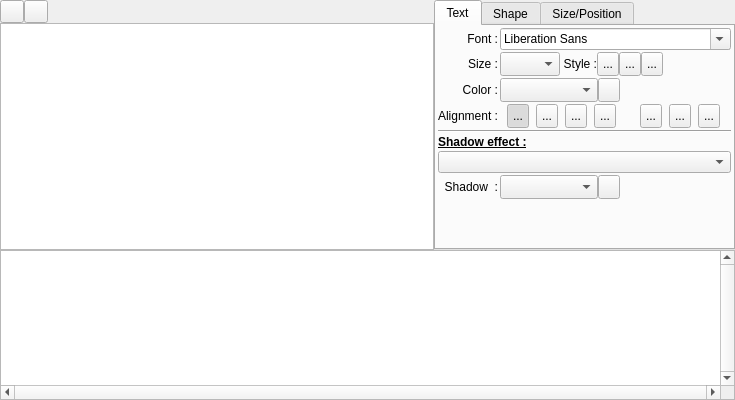
Qt form wgt_QCompositionWidget.ui (boenki/ffdiaporama) before a commit.
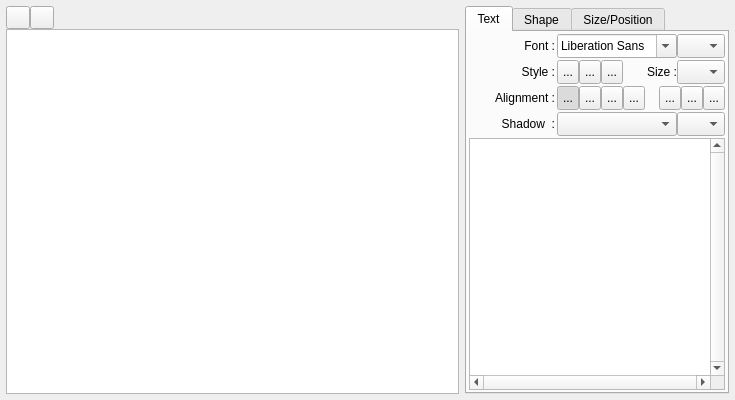
The same form after that commit. The open tabs and pages were chosen to show the change. Icons and pictures are not drawn. Custom widgets are drawn as their Qt base class.

Patch:
```diff
--- a/wgt_QCompositionWidget.ui
+++ b/wgt_QCompositionWidget.ui
@@ -18,28 +18,12 @@
   <property name="windowTitle">
    <string notr="true">Form</string>
   </property>
-  <layout class="QVBoxLayout" name="verticalLayout">
+  <layout class="QHBoxLayout" name="horizontalLayout_4">
    <property name="spacing">
-    <number>0</number>
+    <number>6</number>
    </property>
    <property name="margin">
-    <number>0</number>
-   </property>
-   <item>
-    <layout class="QVBoxLayout" name="verticalLayout_5">
-     <property name="spacing">
-      <number>0</number>
-     </property>
-     <property name="margin">
-      <number>0</number>
-     </property>
-     <item>
-      <layout class="QHBoxLayout" name="horizontalLayout_2">
-       <property name="spacing">
-        <number>0</number>
-       </property>
-       <property name="margin">
-        <number>0</number>
+    <number>6</number>
        </property>
        <item>
         <layout class="QVBoxLayout" name="verticalLayout_2">
@@ -101,7 +85,11 @@
           </layout>
          </item>
          <item>
-          <widget class="QGraphicsView" name="SceneBox"/>
+      <widget class="QGraphicsView" name="SceneBox">
+       <property name="renderHints">
+        <set>QPainter::SmoothPixmapTransform</set>
+       </property>
+      </widget>
          </item>
         </layout>
        </item>
@@ -120,7 +108,7 @@
           <enum>QTabWidget::Rounded</enum>
          </property>
          <property name="currentIndex">
-          <number>0</number>
+      <number>1</number>
          </property>
          <widget class="QWidget" name="TabText">
           <attribute name="title">
@@ -144,65 +132,6 @@
              <item row="1" column="0">
               <widget class="QLabel" name="label_9">
                <property name="text">
-                <string>Size :</string>
-               </property>
-               <property name="alignment">
-                <set>Qt::AlignRight|Qt::AlignTrailing|Qt::AlignVCenter</set>
-               </property>
-              </widget>
-             </item>
-             <item row="2" column="0">
-              <widget class="QLabel" name="label_3">
-               <property name="text">
-                <string>Color :</string>
-               </property>
-               <property name="alignment">
-                <set>Qt::AlignRight|Qt::AlignTrailing|Qt::AlignVCenter</set>
-               </property>
-              </widget>
-             </item>
-             <item row="1" column="1">
-              <layout class="QHBoxLayout" name="horizontalLayout_11">
-               <property name="spacing">
-                <number>0</number>
-               </property>
-               <property name="margin">
-                <number>0</number>
-               </property>
-               <item>
-                <widget class="QComboBox" name="fontSize">
-                 <property name="sizePolicy">
-                  <sizepolicy hsizetype="Fixed" vsizetype="Fixed">
-                   <horstretch>0</horstretch>
-                   <verstretch>0</verstretch>
-                  </sizepolicy>
-                 </property>
-                 <property name="minimumSize">
-                  <size>
-                   <width>60</width>
-                   <height>24</height>
-                  </size>
-                 </property>
-                 <property name="maximumSize">
-                  <size>
-                   <width>60</width>
-                   <height>24</height>
-                  </size>
-                 </property>
-                 <property name="toolTip">
-                  <string>Select font size</string>
-                 </property>
-                </widget>
-               </item>
-               <item>
-                <widget class="QLabel" name="label_5">
-                 <property name="sizePolicy">
-                  <sizepolicy hsizetype="Preferred" vsizetype="Preferred">
-                   <horstretch>0</horstretch>
-                   <verstretch>0</verstretch>
-                  </sizepolicy>
-                 </property>
-                 <property name="text">
                   <string> Style :</string>
                  </property>
                  <property name="alignment">
@@ -210,6 +139,14 @@
                  </property>
                 </widget>
                </item>
+         <item row="1" column="1">
+          <layout class="QHBoxLayout" name="horizontalLayout_11">
+           <property name="spacing">
+            <number>0</number>
+           </property>
+           <property name="margin">
+            <number>0</number>
+           </property>
                <item>
                 <widget class="QToolButton" name="bold">
                  <property name="minimumSize">
@@ -301,21 +238,123 @@
                 </widget>
                </item>
                <item>
-                <widget class="QLabel" name="spacer">
+            <widget class="QLabel" name="label_5">
                  <property name="sizePolicy">
-                  <sizepolicy hsizetype="Expanding" vsizetype="Preferred">
+              <sizepolicy hsizetype="Preferred" vsizetype="Preferred">
                    <horstretch>0</horstretch>
                    <verstretch>0</verstretch>
                   </sizepolicy>
                  </property>
                  <property name="text">
-                  <string notr="true"/>
-                 </property>
-                </widget>
-               </item>
-              </layout>
-             </item>
-             <item row="2" column="1">
+              <string>Size :</string>
+             </property>
+             <property name="alignment">
+              <set>Qt::AlignRight|Qt::AlignTrailing|Qt::AlignVCenter</set>
+             </property>
+            </widget>
+           </item>
+           <item>
+            <widget class="QComboBox" name="fontSize">
+             <property name="sizePolicy">
+              <sizepolicy hsizetype="Fixed" vsizetype="Fixed">
+               <horstretch>0</horstretch>
+               <verstretch>0</verstretch>
+              </sizepolicy>
+             </property>
+             <property name="minimumSize">
+              <size>
+               <width>48</width>
+               <height>24</height>
+              </size>
+             </property>
+             <property name="maximumSize">
+              <size>
+               <width>48</width>
+               <height>24</height>
+              </size>
+             </property>
+             <property name="toolTip">
+              <string>Select font size</string>
+             </property>
+            </widget>
+           </item>
+          </layout>
+         </item>
+         <item row="0" column="0">
+          <widget class="QLabel" name="label_32">
+           <property name="text">
+            <string>Font :</string>
+           </property>
+           <property name="alignment">
+            <set>Qt::AlignRight|Qt::AlignTrailing|Qt::AlignVCenter</set>
+           </property>
+          </widget>
+         </item>
+         <item row="3" column="0">
+          <widget class="QLabel" name="label_2">
+           <property name="text">
+            <string>Shadow  :</string>
+           </property>
+           <property name="alignment">
+            <set>Qt::AlignRight|Qt::AlignTrailing|Qt::AlignVCenter</set>
+           </property>
+          </widget>
+         </item>
+         <item row="3" column="1">
+          <layout class="QHBoxLayout" name="horizontalLayout_9">
+           <property name="spacing">
+            <number>0</number>
+           </property>
+           <item>
+            <widget class="QComboBox" name="fontEffectCB">
+             <property name="sizePolicy">
+              <sizepolicy hsizetype="Preferred" vsizetype="Preferred">
+               <horstretch>0</horstretch>
+               <verstretch>0</verstretch>
+              </sizepolicy>
+             </property>
+             <property name="maximumSize">
+              <size>
+               <width>120</width>
+               <height>16777215</height>
+              </size>
+             </property>
+             <property name="toolTip">
+              <string>Select font effect (outerline, shadow)</string>
+             </property>
+            </widget>
+           </item>
+           <item>
+            <widget class="cCustomColorComboBox" name="StyleShadowColorCombo">
+             <property name="sizePolicy">
+              <sizepolicy hsizetype="Fixed" vsizetype="Fixed">
+               <horstretch>0</horstretch>
+               <verstretch>0</verstretch>
+              </sizepolicy>
+             </property>
+             <property name="minimumSize">
+              <size>
+               <width>48</width>
+               <height>24</height>
+              </size>
+             </property>
+             <property name="maximumSize">
+              <size>
+               <width>48</width>
+               <height>24</height>
+              </size>
+             </property>
+             <property name="iconSize">
+              <size>
+               <width>64</width>
+               <height>16</height>
+              </size>
+             </property>
+            </widget>
+           </item>
+          </layout>
+         </item>
+         <item row="0" column="1">
               <layout class="QHBoxLayout" name="horizontalLayout">
                <property name="spacing">
                 <number>0</number>
@@ -323,6 +362,25 @@
                <property name="topMargin">
                 <number>0</number>
                </property>
+           <item>
+            <widget class="QFontComboBox" name="fontStyleCB">
+             <property name="sizePolicy">
+              <sizepolicy hsizetype="Fixed" vsizetype="Preferred">
+               <horstretch>0</horstretch>
+               <verstretch>0</verstretch>
+              </sizepolicy>
+             </property>
+             <property name="maximumSize">
+              <size>
+               <width>120</width>
+               <height>16777215</height>
+              </size>
+             </property>
+             <property name="toolTip">
+              <string>Select font family</string>
+             </property>
+            </widget>
+           </item>
                <item>
                 <widget class="cCustomColorComboBox" name="FontColorCombo">
                  <property name="sizePolicy">
@@ -333,13 +391,13 @@
                  </property>
                  <property name="minimumSize">
                   <size>
-                   <width>98</width>
+               <width>48</width>
                    <height>24</height>
                   </size>
                  </property>
                  <property name="maximumSize">
                   <size>
-                   <width>98</width>
+               <width>48</width>
                    <height>24</height>
                   </size>
                  </property>
@@ -354,53 +412,20 @@
                  </property>
                 </widget>
                </item>
-               <item>
-                <widget class="QToolButton" name="fontColorB">
-                 <property name="sizePolicy">
-                  <sizepolicy hsizetype="Preferred" vsizetype="Preferred">
-                   <horstretch>0</horstretch>
-                   <verstretch>0</verstretch>
-                  </sizepolicy>
-                 </property>
-                 <property name="minimumSize">
-                  <size>
-                   <width>22</width>
-                   <height>24</height>
-                  </size>
-                 </property>
-                 <property name="maximumSize">
-                  <size>
-                   <width>22</width>
-                   <height>24</height>
-                  </size>
-                 </property>
-                 <property name="toolTip">
-                  <string>Select font color</string>
-                 </property>
-                 <property name="text">
-                  <string notr="true"/>
-                 </property>
-                 <property name="icon">
-                  <iconset>
-                   <normaloff>icons/colorize.png</normaloff>icons/colorize.png</iconset>
-                 </property>
-                </widget>
-               </item>
-               <item>
-                <widget class="QLabel" name="Spacer_2">
-                 <property name="text">
-                  <string notr="true"/>
-                 </property>
-                </widget>
-               </item>
-              </layout>
-             </item>
-             <item row="3" column="1">
-              <widget class="QWidget" name="Horizontalalignment" native="true">
-               <property name="enabled">
-                <bool>true</bool>
-               </property>
-               <layout class="QHBoxLayout" name="horizontalLayout_4">
+          </layout>
+         </item>
+         <item row="2" column="0">
+          <widget class="QLabel" name="label_7">
+           <property name="text">
+            <string>Alignment :</string>
+           </property>
+           <property name="alignment">
+            <set>Qt::AlignRight|Qt::AlignTrailing|Qt::AlignVCenter</set>
+           </property>
+          </widget>
+         </item>
+         <item row="2" column="1">
+          <layout class="QHBoxLayout" name="horizontalLayout_3">
                 <property name="spacing">
                  <number>0</number>
                 </property>
@@ -541,7 +566,7 @@
                 <item>
                  <widget class="QLabel" name="label">
                   <property name="sizePolicy">
-                   <sizepolicy hsizetype="Fixed" vsizetype="Preferred">
+              <sizepolicy hsizetype="Preferred" vsizetype="Preferred">
                     <horstretch>0</horstretch>
                     <verstretch>0</verstretch>
                    </sizepolicy>
@@ -657,182 +682,30 @@
                  </widget>
                 </item>
                </layout>
-              </widget>
-             </item>
-             <item row="0" column="0">
-              <widget class="QLabel" name="label_32">
-               <property name="text">
-                <string>Font :</string>
-               </property>
-               <property name="alignment">
-                <set>Qt::AlignRight|Qt::AlignTrailing|Qt::AlignVCenter</set>
-               </property>
-              </widget>
-             </item>
-             <item row="0" column="1">
-              <widget class="QFontComboBox" name="fontStyleCB">
-               <property name="sizePolicy">
-                <sizepolicy hsizetype="Fixed" vsizetype="Preferred">
-                 <horstretch>0</horstretch>
-                 <verstretch>0</verstretch>
-                </sizepolicy>
-               </property>
-               <property name="toolTip">
-                <string>Select font family</string>
-               </property>
-              </widget>
-             </item>
-             <item row="6" column="0" colspan="2">
-              <widget class="QComboBox" name="fontEffectCB">
-               <property name="sizePolicy">
-                <sizepolicy hsizetype="Preferred" vsizetype="Preferred">
-                 <horstretch>0</horstretch>
-                 <verstretch>0</verstretch>
-                </sizepolicy>
-               </property>
-               <property name="toolTip">
-                <string>Select font effect (outerline, shadow)</string>
-               </property>
-              </widget>
-             </item>
-             <item row="5" column="0" colspan="2">
-              <widget class="QLabel" name="label_6">
-               <property name="sizePolicy">
-                <sizepolicy hsizetype="Preferred" vsizetype="Preferred">
-                 <horstretch>0</horstretch>
-                 <verstretch>0</verstretch>
-                </sizepolicy>
-               </property>
-               <property name="font">
-                <font>
-                 <weight>75</weight>
-                 <bold>true</bold>
-                 <underline>true</underline>
-                </font>
-               </property>
-               <property name="text">
-                <string>Shadow effect :</string>
-               </property>
-               <property name="alignment">
-                <set>Qt::AlignLeading|Qt::AlignLeft|Qt::AlignVCenter</set>
-               </property>
-              </widget>
-             </item>
-             <item row="7" column="0">
-              <widget class="QLabel" name="label_2">
-               <property name="text">
-                <string>Shadow  :</string>
-               </property>
-               <property name="alignment">
-                <set>Qt::AlignRight|Qt::AlignTrailing|Qt::AlignVCenter</set>
-               </property>
-              </widget>
-             </item>
-             <item row="7" column="1">
-              <layout class="QHBoxLayout" name="horizontalLayout_9">
-               <property name="spacing">
-                <number>0</number>
-               </property>
-               <item>
-                <widget class="cCustomColorComboBox" name="StyleShadowColorCombo">
-                 <property name="sizePolicy">
-                  <sizepolicy hsizetype="Fixed" vsizetype="Fixed">
-                   <horstretch>0</horstretch>
-                   <verstretch>0</verstretch>
-                  </sizepolicy>
-                 </property>
-                 <property name="minimumSize">
-                  <size>
-                   <width>98</width>
-                   <height>24</height>
-                  </size>
-                 </property>
-                 <property name="maximumSize">
-                  <size>
-                   <width>98</width>
-                   <height>24</height>
-                  </size>
-                 </property>
-                 <property name="iconSize">
-                  <size>
-                   <width>64</width>
-                   <height>16</height>
-                  </size>
-                 </property>
-                </widget>
-               </item>
-               <item>
-                <widget class="QToolButton" name="StyleShadowColorBt">
-                 <property name="minimumSize">
-                  <size>
-                   <width>22</width>
-                   <height>24</height>
-                  </size>
-                 </property>
-                 <property name="maximumSize">
-                  <size>
-                   <width>22</width>
-                   <height>24</height>
-                  </size>
-                 </property>
-                 <property name="toolTip">
-                  <string>Select outerline or shadow color</string>
-                 </property>
-                 <property name="text">
-                  <string notr="true"/>
-                 </property>
-                 <property name="icon">
-                  <iconset>
-                   <normaloff>icons/colorize.png</normaloff>icons/colorize.png</iconset>
-                 </property>
-                </widget>
-               </item>
-               <item>
-                <widget class="QLabel" name="label_25">
-                 <property name="sizePolicy">
-                  <sizepolicy hsizetype="Expanding" vsizetype="Preferred">
-                   <horstretch>0</horstretch>
-                   <verstretch>0</verstretch>
-                  </sizepolicy>
-                 </property>
-                 <property name="text">
-                  <string notr="true"/>
-                 </property>
-                </widget>
-               </item>
-              </layout>
-             </item>
-             <item row="4" column="0" colspan="2">
-              <widget class="Line" name="line">
-               <property name="orientation">
-                <enum>Qt::Horizontal</enum>
-               </property>
-              </widget>
-             </item>
-             <item row="3" column="0">
-              <widget class="QLabel" name="label_7">
-               <property name="text">
-                <string>Alignment :</string>
-               </property>
-               <property name="alignment">
-                <set>Qt::AlignRight|Qt::AlignTrailing|Qt::AlignVCenter</set>
-               </property>
-              </widget>
              </item>
             </layout>
            </item>
            <item row="13" column="0">
-            <spacer name="verticalSpacer_2">
-             <property name="orientation">
-              <enum>Qt::Vertical</enum>
-             </property>
-             <property name="sizeHint" stdset="0">
-              <size>
-               <width>20</width>
-               <height>40</height>
-              </size>
-             </property>
-            </spacer>
+        <widget class="QPlainTextEdit" name="plainTextEdit">
+         <property name="sizePolicy">
+          <sizepolicy hsizetype="Expanding" vsizetype="Expanding">
+           <horstretch>0</horstretch>
+           <verstretch>0</verstretch>
+          </sizepolicy>
+         </property>
+         <property name="verticalScrollBarPolicy">
+          <enum>Qt::ScrollBarAlwaysOn</enum>
+         </property>
+         <property name="horizontalScrollBarPolicy">
+          <enum>Qt::ScrollBarAlwaysOn</enum>
+         </property>
+         <property name="documentTitle">
+          <string notr="true"/>
+         </property>
+         <property name="plainText">
+          <string notr="true"/>
+         </property>
+        </widget>
            </item>
           </layout>
          </widget>
@@ -960,54 +833,10 @@
                </property>
               </widget>
              </item>
-             <item row="3" column="0">
-              <widget class="QLabel" name="label_4">
-               <property name="sizePolicy">
-                <sizepolicy hsizetype="Preferred" vsizetype="Preferred">
-                 <horstretch>0</horstretch>
-                 <verstretch>0</verstretch>
-                </sizepolicy>
-               </property>
-               <property name="frameShape">
-                <enum>QFrame::NoFrame</enum>
-               </property>
-               <property name="frameShadow">
-                <enum>QFrame::Raised</enum>
-               </property>
-               <property name="text">
-                <string>Border size :</string>
-               </property>
-               <property name="alignment">
-                <set>Qt::AlignRight|Qt::AlignTrailing|Qt::AlignVCenter</set>
-               </property>
-              </widget>
-             </item>
-             <item row="3" column="1">
-              <widget class="QSpinBox" name="PenSizeEd">
-               <property name="minimumSize">
-                <size>
-                 <width>60</width>
-                 <height>24</height>
-                </size>
-               </property>
-               <property name="maximumSize">
-                <size>
-                 <width>60</width>
-                 <height>24</height>
-                </size>
-               </property>
-               <property name="toolTip">
-                <string>Define pen size for shape of selected text</string>
-               </property>
-               <property name="buttonSymbols">
-                <enum>QAbstractSpinBox::PlusMinus</enum>
-               </property>
-              </widget>
-             </item>
              <item row="4" column="0">
               <widget class="QLabel" name="label_15">
                <property name="text">
-                <string>Border color :</string>
+            <string>Internal :</string>
                </property>
                <property name="alignment">
                 <set>Qt::AlignRight|Qt::AlignTrailing|Qt::AlignVCenter</set>
@@ -1015,13 +844,36 @@
               </widget>
              </item>
              <item row="2" column="0" colspan="2">
-              <widget class="Line" name="line1">
-               <property name="orientation">
-                <enum>Qt::Horizontal</enum>
-               </property>
-              </widget>
-             </item>
-             <item row="4" column="1">
+          <widget class="QLabel" name="label_3">
+           <property name="minimumSize">
+            <size>
+             <width>0</width>
+             <height>30</height>
+            </size>
+           </property>
+           <property name="font">
+            <font>
+             <weight>75</weight>
+             <bold>true</bold>
+             <underline>true</underline>
+            </font>
+           </property>
+           <property name="text">
+            <string>Border</string>
+           </property>
+           <property name="alignment">
+            <set>Qt::AlignBottom|Qt::AlignLeading|Qt::AlignLeft</set>
+           </property>
+          </widget>
+         </item>
+         <item row="3" column="0">
+          <widget class="QLabel" name="label_4">
+           <property name="text">
+            <string>External :</string>
+           </property>
+          </widget>
+         </item>
+         <item row="3" column="1">
               <layout class="QHBoxLayout" name="horizontalLayout_8">
                <property name="spacing">
                 <number>0</number>
@@ -1030,7 +882,29 @@
                 <number>0</number>
                </property>
                <item>
-                <widget class="cCustomColorComboBox" name="PenColorCombo">
+            <widget class="QSpinBox" name="PenSizeEd">
+             <property name="minimumSize">
+              <size>
+               <width>60</width>
+               <height>24</height>
+              </size>
+             </property>
+             <property name="maximumSize">
+              <size>
+               <width>60</width>
+               <height>24</height>
+              </size>
+             </property>
+             <property name="toolTip">
+              <string>Define pen size for shape of selected text</string>
+             </property>
+             <property name="buttonSymbols">
+              <enum>QAbstractSpinBox::PlusMinus</enum>
+             </property>
+            </widget>
+           </item>
+           <item>
+            <widget class="cCustomColorComboBox" name="PenColorCB">
                  <property name="sizePolicy">
                   <sizepolicy hsizetype="Fixed" vsizetype="Fixed">
                    <horstretch>0</horstretch>
@@ -1039,13 +913,13 @@
                  </property>
                  <property name="minimumSize">
                   <size>
-                   <width>98</width>
+               <width>48</width>
                    <height>24</height>
                   </size>
                  </property>
                  <property name="maximumSize">
                   <size>
-                   <width>98</width>
+               <width>48</width>
                    <height>24</height>
                   </size>
                  </property>
@@ -1057,32 +931,6 @@
                  </property>
                 </widget>
                </item>
-               <item>
-                <widget class="QToolButton" name="PenColorBt">
-                 <property name="minimumSize">
-                  <size>
-                   <width>22</width>
-                   <height>24</height>
-                  </size>
-                 </property>
-                 <property name="maximumSize">
-                  <size>
-                   <width>22</width>
-                   <height>24</height>
-                  </size>
-                 </property>
-                 <property name="toolTip">
-                  <string>Define pen color for shape of current text objet</string>
-                 </property>
-                 <property name="text">
-                  <string notr="true"/>
-                 </property>
-                 <property name="icon">
-                  <iconset>
-                   <normaloff>icons/colorize.png</normaloff>icons/colorize.png</iconset>
-                 </property>
-                </widget>
-               </item>
                <item>
                 <widget class="QLabel" name="spacer_2">
                  <property name="sizePolicy">
@@ -1098,9 +946,101 @@
                </item>
               </layout>
              </item>
-            </layout>
-           </item>
-           <item row="6" column="0">
+         <item row="4" column="1">
+          <layout class="QHBoxLayout" name="horizontalLayout_2">
+           <property name="spacing">
+            <number>0</number>
+           </property>
+           <property name="margin">
+            <number>0</number>
+           </property>
+           <item>
+            <widget class="QSpinBox" name="InternalSizeEd">
+             <property name="minimumSize">
+              <size>
+               <width>60</width>
+               <height>24</height>
+              </size>
+             </property>
+             <property name="maximumSize">
+              <size>
+               <width>60</width>
+               <height>24</height>
+              </size>
+             </property>
+             <property name="buttonSymbols">
+              <enum>QAbstractSpinBox::PlusMinus</enum>
+             </property>
+            </widget>
+           </item>
+           <item>
+            <widget class="cCustomColorComboBox" name="InternalColor1CB">
+             <property name="sizePolicy">
+              <sizepolicy hsizetype="Fixed" vsizetype="Fixed">
+               <horstretch>0</horstretch>
+               <verstretch>0</verstretch>
+              </sizepolicy>
+             </property>
+             <property name="minimumSize">
+              <size>
+               <width>48</width>
+               <height>24</height>
+              </size>
+             </property>
+             <property name="maximumSize">
+              <size>
+               <width>48</width>
+               <height>24</height>
+              </size>
+             </property>
+             <property name="iconSize">
+              <size>
+               <width>64</width>
+               <height>16</height>
+              </size>
+             </property>
+            </widget>
+           </item>
+           <item>
+            <widget class="cCustomColorComboBox" name="InternalColor2CB">
+             <property name="sizePolicy">
+              <sizepolicy hsizetype="Fixed" vsizetype="Fixed">
+               <horstretch>0</horstretch>
+               <verstretch>0</verstretch>
+              </sizepolicy>
+             </property>
+             <property name="minimumSize">
+              <size>
+               <width>48</width>
+               <height>24</height>
+              </size>
+             </property>
+             <property name="maximumSize">
+              <size>
+               <width>48</width>
+               <height>24</height>
+              </size>
+             </property>
+             <property name="iconSize">
+              <size>
+               <width>64</width>
+               <height>16</height>
+              </size>
+             </property>
+            </widget>
+           </item>
+           <item>
+            <widget class="QLabel" name="label_6">
+             <property name="text">
+              <string notr="true"/>
+             </property>
+            </widget>
+           </item>
+          </layout>
+         </item>
+        </layout>
+       </item>
+       <item row="7" column="0">
             <widget class="wgt_QCustomBrush" name="CustomBrushWidget" native="true">
              <property name="sizePolicy">
               <sizepolicy hsizetype="Expanding" vsizetype="Expanding">
@@ -1108,18 +1048,6 @@
                <verstretch>0</verstretch>
               </sizepolicy>
              </property>
-             <property name="minimumSize">
-              <size>
-               <width>0</width>
-               <height>10</height>
-              </size>
-             </property>
-             <property name="maximumSize">
-              <size>
-               <width>250</width>
-               <height>16777215</height>
-              </size>
-             </property>
             </widget>
            </item>
           </layout>
@@ -1367,48 +1295,6 @@
           </layout>
          </widget>
         </widget>
-       </item>
-      </layout>
-     </item>
-     <item>
-      <layout class="QHBoxLayout" name="horizontalLayout_3">
-       <property name="spacing">
-        <number>2</number>
-       </property>
-       <property name="margin">
-        <number>0</number>
-       </property>
-       <item>
-        <widget class="QPlainTextEdit" name="plainTextEdit">
-         <property name="sizePolicy">
-          <sizepolicy hsizetype="Expanding" vsizetype="Expanding">
-           <horstretch>0</horstretch>
-           <verstretch>0</verstretch>
-          </sizepolicy>
-         </property>
-         <property name="maximumSize">
-          <size>
-           <width>16777215</width>
-           <height>150</height>
-          </size>
-         </property>
-         <property name="verticalScrollBarPolicy">
-          <enum>Qt::ScrollBarAlwaysOn</enum>
-         </property>
-         <property name="horizontalScrollBarPolicy">
-          <enum>Qt::ScrollBarAlwaysOn</enum>
-         </property>
-         <property name="documentTitle">
-          <string notr="true"/>
-         </property>
-         <property name="plainText">
-          <string notr="true"/>
-         </property>
-        </widget>
-       </item>
-      </layout>
-     </item>
-    </layout>
    </item>
   </layout>
  </widget>
```
Lines whose indentation alone changed are shown as unchanged.
